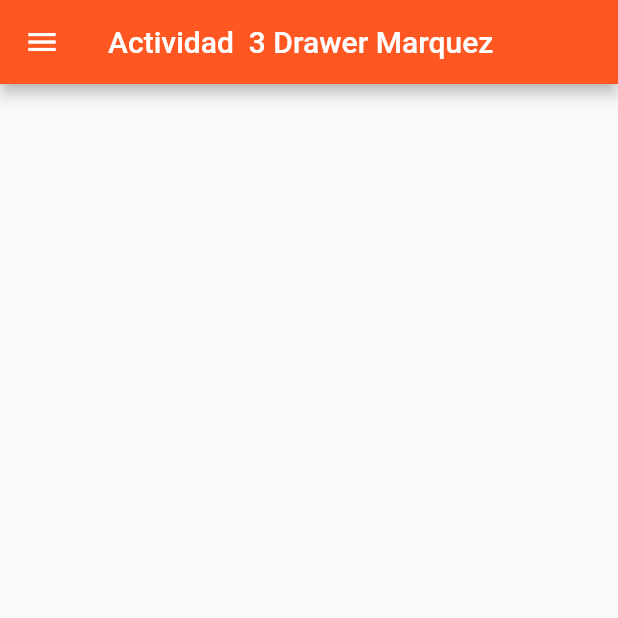
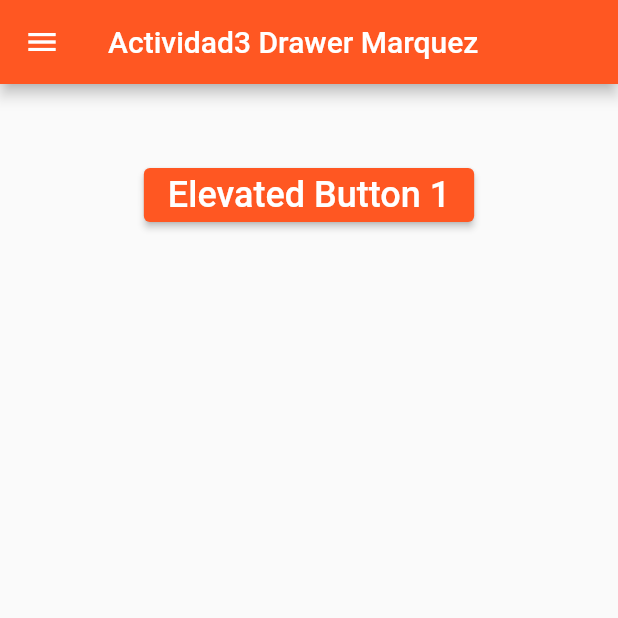
Before and after one commit to jaimeMarquezzz/DrawerFlutLab, a Flutter app: the screen it shows after launch, on a phone screen of 412 x 824 dp, the top half of it. Run offline on Flutter 3.47's test engine with Material 2 defaults, Android fonts, the phone set to English and light mode, and no system bars.

Commit message:
Drawer v6

```diff
--- a/lib/main.dart
+++ b/lib/main.dart
@@ -4,16 +4,16 @@ void main() => runApp(MyApp());
 
 class MyApp extends StatelessWidget {
   const MyApp({super.key});
-  static const String _title = 'Drawer en Flutter ';
+  static const String _title = 'Drawer en Flutlab';
   // This widget is the root of your application.
   @override
   Widget build(BuildContext context) {
     return MaterialApp(
+      debugShowCheckedModeBanner: false,
       title: _title,
       theme: ThemeData(
         primarySwatch: Colors.deepOrange,
       ),
-      debugShowCheckedModeBanner: false,
       home: MyHomePage(),
     );
   }
@@ -26,11 +26,13 @@ class MyHomePage extends StatefulWidget {
 }
 
 class _MyHomePageState extends State<MyHomePage> {
+  final GlobalKey<ScaffoldState> _key = GlobalKey();
   @override
   Widget build(BuildContext context) {
     return Scaffold(
+      key: _key,
       appBar: AppBar(
-        title: Text('Actividad  3 Drawer Marquez'),
+        title: Text('Actividad3 Drawer Marquez'),
       ),
       drawer: Drawer(
         child: ListView(
@@ -38,8 +40,8 @@ class _MyHomePageState extends State<MyHomePage> {
           padding: EdgeInsets.zero,
           children: [
             const UserAccountsDrawerHeader(
-// <-- SEE HERE
-              decoration: BoxDecoration(color: const Color(0xff543c7a)),
+              // <-- SEE HERE
+              decoration: BoxDecoration(color: const Color(0xff2a54a2)),
               accountName: Text(
                 "Yael Marquez",
                 style: TextStyle(
@@ -58,7 +60,7 @@ class _MyHomePageState extends State<MyHomePage> {
               leading: Icon(
                 Icons.home,
               ),
-              title: const Text('Page 1'),
+              title: const Text('Pagina 1'),
               onTap: () {
                 Navigator.pop(context);
               },
@@ -67,7 +69,7 @@ class _MyHomePageState extends State<MyHomePage> {
               leading: Icon(
                 Icons.train,
               ),
-              title: const Text('Page 2'),
+              title: const Text('Pagina 2'),
               onTap: () {
                 Navigator.pop(context);
               },
@@ -76,10 +78,26 @@ class _MyHomePageState extends State<MyHomePage> {
               leading: Icon(
                 Icons.add_home,
               ),
-              title: const Text('Page 3'),
+              title: const Text('Pagina 3'),
               onTap: () {
                 Navigator.pop(context);
               },
+            ),
+            AboutListTile(
+              // <-- SEE HERE
+              icon: Icon(
+                Icons.info,
+              ),
+              child: Text('Acerca De La App'),
+              applicationIcon: Icon(
+                Icons.local_play,
+              ),
+              applicationName: 'Mi Aplicacion',
+              applicationVersion: '1.0.25',
+              applicationLegalese: '© 2019 Company',
+              aboutBoxChildren: [
+                ///Content goes here...
+              ],
             ),
           ],
         ),
@@ -90,6 +108,15 @@ class _MyHomePageState extends State<MyHomePage> {
             SizedBox(
               height: 50,
             ),
+            ElevatedButton(
+              onPressed: () {
+                _key.currentState!.openDrawer(); //<-- SEE HERE
+              },
+              child: const Text(
+                'Elevated Button 1',
+                style: TextStyle(fontSize: 24),
+              ),
+            ),
           ],
         ),
       ),
```
